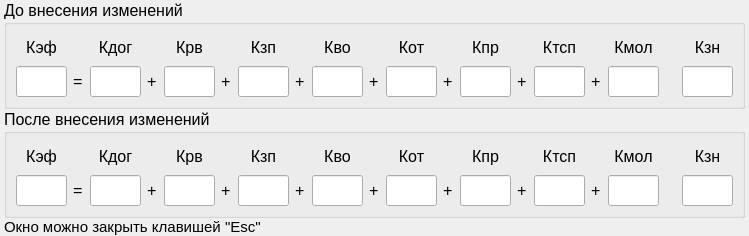
Old version of the form kef.ui in the repository YakSid/KDC_RSREU.
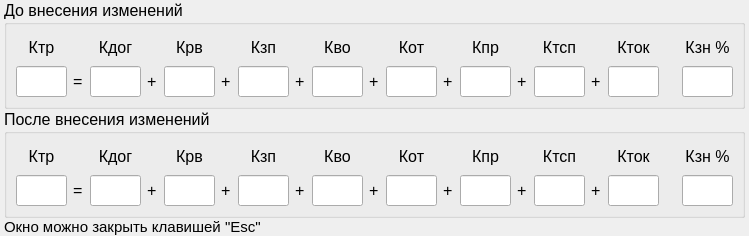
New version of the form.

```diff
--- a/kef.ui
+++ b/kef.ui
@@ -326,7 +326,7 @@
          <enum>Qt::LeftToRight</enum>
         </property>
         <property name="text">
-         <string>Кзн</string>
+         <string>Кзн %</string>
         </property>
         <property name="alignment">
          <set>Qt::AlignCenter</set>
@@ -447,7 +447,7 @@
          <enum>Qt::LeftToRight</enum>
         </property>
         <property name="text">
-         <string>Кмол</string>
+         <string>Кток</string>
         </property>
         <property name="alignment">
          <set>Qt::AlignCenter</set>
@@ -565,7 +565,7 @@
          <enum>Qt::LeftToRight</enum>
         </property>
         <property name="text">
-         <string>Кэф</string>
+         <string>Ктр</string>
         </property>
         <property name="alignment">
          <set>Qt::AlignCenter</set>
@@ -1120,7 +1120,7 @@
          <enum>Qt::LeftToRight</enum>
         </property>
         <property name="text">
-         <string>Кэф</string>
+         <string>Ктр</string>
         </property>
         <property name="alignment">
          <set>Qt::AlignCenter</set>
@@ -1300,7 +1300,7 @@
          <enum>Qt::LeftToRight</enum>
         </property>
         <property name="text">
-         <string>Кмол</string>
+         <string>Кток</string>
         </property>
         <property name="alignment">
          <set>Qt::AlignCenter</set>
@@ -1330,7 +1330,7 @@
          <enum>Qt::LeftToRight</enum>
         </property>
         <property name="text">
-         <string>Кзн</string>
+         <string>Кзн %</string>
         </property>
         <property name="alignment">
          <set>Qt::AlignCenter</set>
```
Left out of the diff: 12 changed lines with no effect on the pictures.
